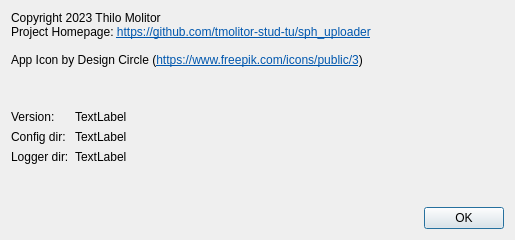
tmolitor-stud-tu/sph_uploader, file src/ui/about_dialog.ui: the form before one commit.
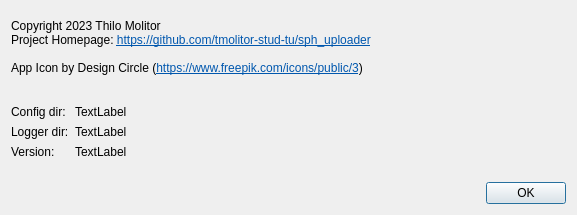
The form after the commit.

Commit message: Fix about dialog sizing

Diff of the .ui file:
```diff
--- a/src/ui/about_dialog.ui
+++ b/src/ui/about_dialog.ui
@@ -6,12 +6,12 @@
    <rect>
     <x>0</x>
     <y>0</y>
-    <width>515</width>
-    <height>240</height>
+    <width>577</width>
+    <height>215</height>
    </rect>
   </property>
   <property name="sizePolicy">
-   <sizepolicy hsizetype="Preferred" vsizetype="Preferred">
+   <sizepolicy hsizetype="MinimumExpanding" vsizetype="MinimumExpanding">
     <horstretch>0</horstretch>
     <verstretch>0</verstretch>
    </sizepolicy>
@@ -31,8 +31,8 @@
   <property name="windowTitle">
    <string>About</string>
   </property>
-  <layout class="QFormLayout" name="formLayout">
-   <item row="0" column="0" colspan="2">
+  <layout class="QVBoxLayout" name="verticalLayout">
+   <item>
     <widget class="QLabel" name="label">
      <property name="text">
       <string>&lt;html&gt;&lt;head/&gt;&lt;body&gt;&lt;p&gt;Copyright 2023 Thilo Molitor &lt;br/&gt;Project Homepage: &lt;a href=&quot;https://github.com/tmolitor-stud-tu/sph_uploader&quot;&gt;&lt;span style=&quot; text-decoration: underline; color:#0057ae;&quot;&gt;https://github.com/tmolitor-stud-tu/sph_uploader&lt;/span&gt;&lt;/a&gt;&lt;br/&gt;&lt;br/&gt;App Icon by Design Circle (&lt;a href=&quot;https://www.freepik.com/icons/public/3&quot;&gt;&lt;span style=&quot; text-decoration: underline; color:#0057ae;&quot;&gt;https://www.freepik.com/icons/public/3&lt;/span&gt;&lt;/a&gt;)&lt;/p&gt;&lt;/body&gt;&lt;/html&gt;</string>
@@ -48,28 +48,38 @@
      </property>
     </widget>
    </item>
-   <item row="3" column="0">
-    <widget class="QLabel" name="label_4">
-     <property name="text">
-      <string>Version:</string>
+   <item>
+    <spacer name="verticalSpacer">
+     <property name="orientation">
+      <enum>Qt::Vertical</enum>
      </property>
-    </widget>
-   </item>
-   <item row="3" column="1">
-    <widget class="QLabel" name="uiLabel_version">
-     <property name="text">
-      <string>TextLabel</string>
+     <property name="sizeType">
+      <enum>QSizePolicy::Fixed</enum>
      </property>
-    </widget>
+     <property name="sizeHint" stdset="0">
+      <size>
+       <width>20</width>
+       <height>16</height>
+      </size>
+     </property>
+    </spacer>
    </item>
-   <item row="6" column="0">
+   <item>
+    <layout class="QFormLayout" name="formLayout">
+     <property name="sizeConstraint">
+      <enum>QLayout::SetDefaultConstraint</enum>
+     </property>
+     <property name="fieldGrowthPolicy">
+      <enum>QFormLayout::AllNonFixedFieldsGrow</enum>
+     </property>
+     <item row="0" column="0">
     <widget class="QLabel" name="label_2">
      <property name="text">
       <string>Config dir:</string>
      </property>
     </widget>
    </item>
-   <item row="6" column="1">
+     <item row="0" column="1">
     <widget class="QLabel" name="uiLabel_configDir">
      <property name="text">
       <string>TextLabel</string>
@@ -79,14 +89,14 @@
      </property>
     </widget>
    </item>
-   <item row="8" column="0">
+     <item row="1" column="0">
     <widget class="QLabel" name="label_3">
      <property name="text">
       <string>Logger dir:</string>
      </property>
     </widget>
    </item>
-   <item row="8" column="1">
+     <item row="1" column="1">
     <widget class="QLabel" name="uiLabel_loggerDir">
      <property name="text">
       <string>TextLabel</string>
@@ -96,39 +106,23 @@
      </property>
     </widget>
    </item>
-   <item row="11" column="1">
-    <spacer name="verticalSpacer_2">
-     <property name="orientation">
-      <enum>Qt::Vertical</enum>
-     </property>
-     <property name="sizeType">
-      <enum>QSizePolicy::MinimumExpanding</enum>
-     </property>
-     <property name="sizeHint" stdset="0">
-      <size>
-       <width>20</width>
-       <height>8</height>
-      </size>
-     </property>
-    </spacer>
+     <item row="2" column="0">
+      <widget class="QLabel" name="label_4">
+       <property name="text">
+        <string>Version:</string>
+       </property>
+      </widget>
    </item>
    <item row="2" column="1">
-    <spacer name="verticalSpacer">
-     <property name="orientation">
-      <enum>Qt::Vertical</enum>
-     </property>
-     <property name="sizeType">
-      <enum>QSizePolicy::MinimumExpanding</enum>
-     </property>
-     <property name="sizeHint" stdset="0">
-      <size>
-       <width>20</width>
-       <height>8</height>
-      </size>
-     </property>
-    </spacer>
-   </item>
-   <item row="12" column="0" colspan="2">
+      <widget class="QLabel" name="uiLabel_version">
+       <property name="text">
+        <string>TextLabel</string>
+       </property>
+      </widget>
+     </item>
+    </layout>
+   </item>
+   <item>
     <widget class="QDialogButtonBox" name="buttonBox">
      <property name="orientation">
       <enum>Qt::Horizontal</enum>
```
Lines whose indentation alone changed are shown as unchanged.
